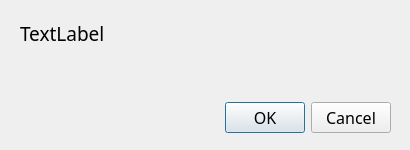
Above: Dialog.ui from KDLPro/Raspberry-Pi-Model-Deployment before the change. Below: the same form after it.
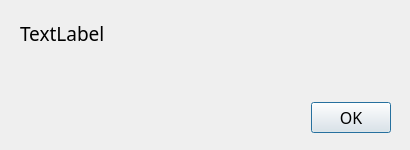
That is the form after the change.

What changed in the file:
```diff
--- a/Dialog.ui
+++ b/Dialog.ui
@@ -56,7 +56,7 @@
     <enum>Qt::Horizontal</enum>
    </property>
    <property name="standardButtons">
-    <set>QDialogButtonBox::Cancel|QDialogButtonBox::Ok</set>
+    <set>QDialogButtonBox::Ok</set>
    </property>
   </widget>
   <widget class="QLabel" name="label">
```
